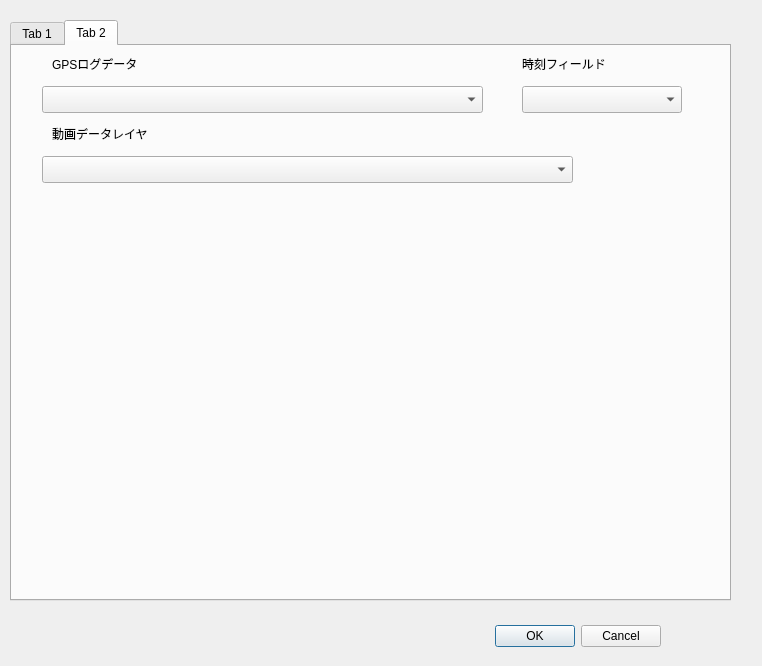
yoichigmf/mp4player, file MP4player_dialog_base.ui: the form before one commit.
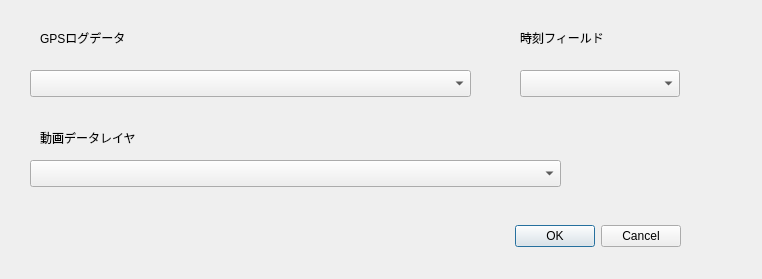
The form after the commit. The open tabs and pages were chosen to show the change. Custom widgets are drawn as their Qt base class.

Commit message: Add video window and admin function

```diff
--- a/MP4player_dialog_base.ui
+++ b/MP4player_dialog_base.ui
@@ -7,7 +7,7 @@
     <x>0</x>
     <y>0</y>
     <width>762</width>
-    <height>666</height>
+    <height>279</height>
    </rect>
   </property>
   <property name="windowTitle">
@@ -16,8 +16,8 @@
   <widget class="QDialogButtonBox" name="button_box">
    <property name="geometry">
     <rect>
-     <x>320</x>
-     <y>620</y>
+     <x>340</x>
+     <y>220</y>
      <width>341</width>
      <height>32</height>
     </rect>
@@ -29,72 +29,41 @@
     <set>QDialogButtonBox::Cancel|QDialogButtonBox::Ok</set>
    </property>
   </widget>
-  <widget class="QTabWidget" name="tabWidget">
-   <property name="geometry">
-    <rect>
-     <x>10</x>
-     <y>20</y>
-     <width>721</width>
-     <height>581</height>
-    </rect>
-   </property>
-   <property name="currentIndex">
-    <number>0</number>
-   </property>
-   <widget class="QWidget" name="tab">
-    <attribute name="title">
-     <string>Tab 1</string>
-    </attribute>
-    <widget class="QWidget" name="vwidget" native="true">
-     <property name="geometry">
-      <rect>
-       <x>10</x>
-       <y>10</y>
-       <width>711</width>
-       <height>501</height>
-      </rect>
-     </property>
-    </widget>
-   </widget>
-   <widget class="QWidget" name="tab2">
-    <attribute name="title">
-     <string>Tab 2</string>
-    </attribute>
     <widget class="QgsMapLayerComboBox" name="logLayerComboBox">
      <property name="geometry">
       <rect>
        <x>30</x>
-       <y>40</y>
+     <y>70</y>
        <width>441</width>
        <height>27</height>
       </rect>
      </property>
     </widget>
-    <widget class="QgsMapLayerComboBox" name="mp4LayerComboBox">
-     <property name="geometry">
-      <rect>
-       <x>30</x>
-       <y>110</y>
-       <width>531</width>
-       <height>27</height>
-      </rect>
-     </property>
-    </widget>
     <widget class="QgsFieldComboBox" name="dateTimeComboBox">
      <property name="geometry">
       <rect>
-       <x>510</x>
-       <y>40</y>
+     <x>520</x>
+     <y>70</y>
        <width>160</width>
        <height>27</height>
       </rect>
      </property>
     </widget>
+  <widget class="QgsMapLayerComboBox" name="mp4LayerComboBox">
+   <property name="geometry">
+    <rect>
+     <x>30</x>
+     <y>160</y>
+     <width>531</width>
+     <height>27</height>
+    </rect>
+   </property>
+  </widget>
     <widget class="QLabel" name="label">
      <property name="geometry">
       <rect>
        <x>40</x>
-       <y>10</y>
+     <y>30</y>
        <width>121</width>
        <height>16</height>
       </rect>
@@ -106,8 +75,8 @@
     <widget class="QLabel" name="label_2">
      <property name="geometry">
       <rect>
-       <x>510</x>
-       <y>10</y>
+     <x>520</x>
+     <y>30</y>
        <width>121</width>
        <height>16</height>
       </rect>
@@ -120,7 +89,7 @@
      <property name="geometry">
       <rect>
        <x>40</x>
-       <y>80</y>
+     <y>130</y>
        <width>111</width>
        <height>16</height>
       </rect>
@@ -128,8 +97,6 @@
      <property name="text">
       <string>動画データレイヤ</string>
      </property>
-    </widget>
-   </widget>
   </widget>
  </widget>
  <customwidgets>
```
Lines whose indentation alone changed are shown as unchanged. The commit also changes 2 other files.
